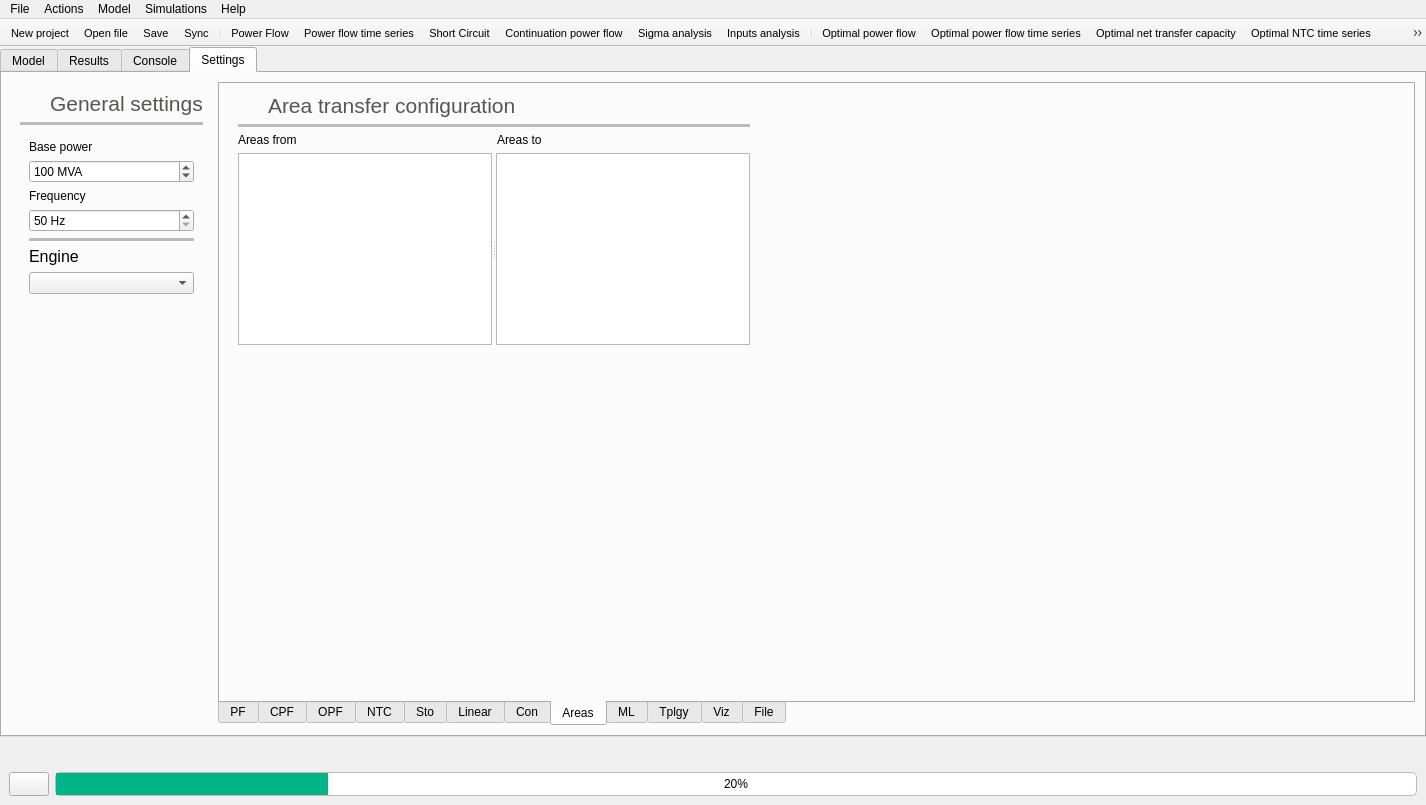
First picture: the form in src/GridCal/Gui/Main/MainWindow.ui, repository SanPen/GridCal, before the edit.
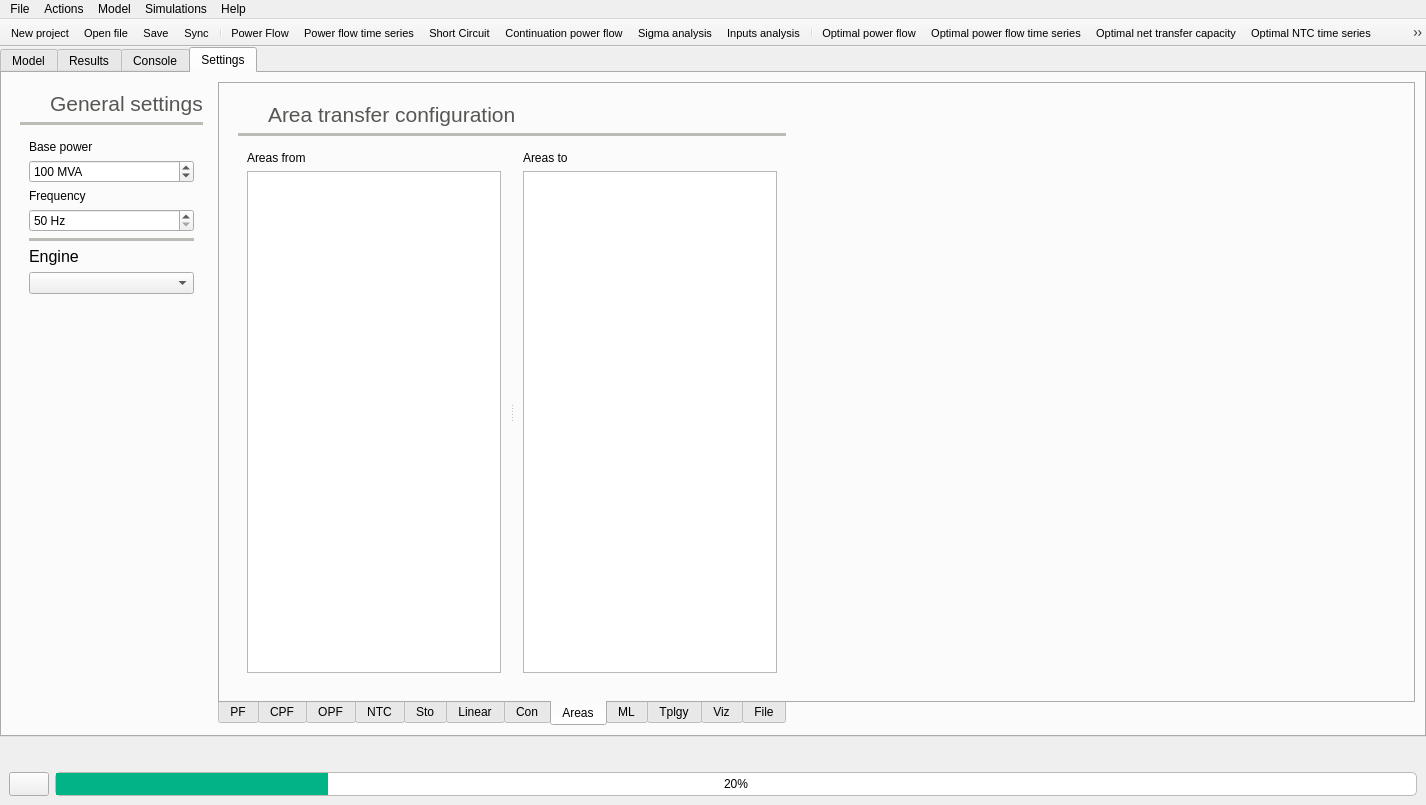
Second picture: the form after the edit. The open tabs and pages were chosen to show the change. Icons and pictures are not drawn.

Commit message: Removed unused opf GUI option Improve clustering integration with OPF

```diff
--- a/src/GridCal/Gui/Main/MainWindow.ui
+++ b/src/GridCal/Gui/Main/MainWindow.ui
@@ -5373,11 +5373,58 @@
               <property name="frameShadow">
                <enum>QFrame::Raised</enum>
               </property>
-              <layout class="QGridLayout" name="gridLayout_11">
-               <property name="topMargin">
-                <number>0</number>
-               </property>
-               <item row="1" column="1">
+              <layout class="QGridLayout" name="gridLayout_4">
+               <item row="1" column="0" colspan="2">
+                <widget class="Line" name="line_26">
+                 <property name="palette">
+                  <palette>
+                   <active>
+                    <colorrole role="WindowText">
+                     <brush brushstyle="SolidPattern">
+                      <color alpha="255">
+                       <red>186</red>
+                       <green>189</green>
+                       <blue>182</blue>
+                      </color>
+                     </brush>
+                    </colorrole>
+                   </active>
+                   <inactive>
+                    <colorrole role="WindowText">
+                     <brush brushstyle="SolidPattern">
+                      <color alpha="255">
+                       <red>186</red>
+                       <green>189</green>
+                       <blue>182</blue>
+                      </color>
+                     </brush>
+                    </colorrole>
+                   </inactive>
+                   <disabled>
+                    <colorrole role="WindowText">
+                     <brush brushstyle="SolidPattern">
+                      <color alpha="255">
+                       <red>190</red>
+                       <green>190</green>
+                       <blue>190</blue>
+                      </color>
+                     </brush>
+                    </colorrole>
+                   </disabled>
+                  </palette>
+                 </property>
+                 <property name="frameShadow">
+                  <enum>QFrame::Plain</enum>
+                 </property>
+                 <property name="lineWidth">
+                  <number>4</number>
+                 </property>
+                 <property name="orientation">
+                  <enum>Qt::Horizontal</enum>
+                 </property>
+                </widget>
+               </item>
+               <item row="0" column="1">
                 <widget class="QLabel" name="label_95">
                  <property name="palette">
                   <palette>
@@ -5426,7 +5473,7 @@
                  </property>
                 </widget>
                </item>
-               <item row="1" column="0">
+               <item row="0" column="0">
                 <widget class="QLabel" name="label_92">
                  <property name="minimumSize">
                   <size>
@@ -5451,116 +5498,53 @@
                  </property>
                 </widget>
                </item>
-               <item row="2" column="0" colspan="3">
-                <widget class="Line" name="line_26">
-                 <property name="palette">
-                  <palette>
-                   <active>
-                    <colorrole role="WindowText">
-                     <brush brushstyle="SolidPattern">
-                      <color alpha="255">
-                       <red>186</red>
-                       <green>189</green>
-                       <blue>182</blue>
-                      </color>
-                     </brush>
-                    </colorrole>
-                   </active>
-                   <inactive>
-                    <colorrole role="WindowText">
-                     <brush brushstyle="SolidPattern">
-                      <color alpha="255">
-                       <red>186</red>
-                       <green>189</green>
-                       <blue>182</blue>
-                      </color>
-                     </brush>
-                    </colorrole>
-                   </inactive>
-                   <disabled>
-                    <colorrole role="WindowText">
-                     <brush brushstyle="SolidPattern">
-                      <color alpha="255">
-                       <red>190</red>
-                       <green>190</green>
-                       <blue>190</blue>
-                      </color>
-                     </brush>
-                    </colorrole>
-                   </disabled>
-                  </palette>
-                 </property>
-                 <property name="frameShadow">
-                  <enum>QFrame::Plain</enum>
-                 </property>
-                 <property name="lineWidth">
-                  <number>4</number>
-                 </property>
+               <item row="2" column="0" colspan="2">
+                <widget class="QSplitter" name="splitter_2">
                  <property name="orientation">
                   <enum>Qt::Horizontal</enum>
                  </property>
-                </widget>
-               </item>
-               <item row="3" column="0" colspan="3">
-                <widget class="QFrame" name="frame_63">
-                 <property name="frameShape">
-                  <enum>QFrame::NoFrame</enum>
-                 </property>
-                 <property name="frameShadow">
-                  <enum>QFrame::Raised</enum>
-                 </property>
-                 <layout class="QGridLayout" name="gridLayout_4">
-                  <property name="leftMargin">
-                   <number>0</number>
+                 <widget class="QFrame" name="frame_34">
+                  <property name="frameShape">
+                   <enum>QFrame::NoFrame</enum>
                   </property>
-                  <property name="topMargin">
-                   <number>0</number>
+                  <property name="frameShadow">
+                   <enum>QFrame::Raised</enum>
                   </property>
-                  <property name="rightMargin">
-                   <number>0</number>
-                  </property>
-                  <property name="bottomMargin">
-                   <number>0</number>
-                  </property>
-                  <item row="0" column="0">
-                   <widget class="QLabel" name="label_41">
-                    <property name="text">
-                     <string>Areas from</string>
-                    </property>
-                   </widget>
-                  </item>
-                  <item row="0" column="1">
-                   <widget class="QLabel" name="label_21">
-                    <property name="text">
-                     <string>Areas to</string>
-                    </property>
-                   </widget>
-                  </item>
-                  <item row="1" column="0" colspan="2">
-                   <widget class="QSplitter" name="splitter_2">
-                    <property name="orientation">
-                     <enum>Qt::Horizontal</enum>
-                    </property>
+                  <layout class="QVBoxLayout" name="verticalLayout_29">
+                   <item>
+                    <widget class="QLabel" name="label_41">
+                     <property name="text">
+                      <string>Areas from</string>
+                     </property>
+                    </widget>
+                   </item>
+                   <item>
                     <widget class="QListView" name="areaFromListView"/>
+                   </item>
+                  </layout>
+                 </widget>
+                 <widget class="QFrame" name="frame_35">
+                  <property name="frameShape">
+                   <enum>QFrame::NoFrame</enum>
+                  </property>
+                  <property name="frameShadow">
+                   <enum>QFrame::Raised</enum>
+                  </property>
+                  <layout class="QVBoxLayout" name="verticalLayout_19">
+                   <item>
+                    <widget class="QLabel" name="label_21">
+                     <property name="text">
+                      <string>Areas to</string>
+                     </property>
+                    </widget>
+                   </item>
+                   <item>
                     <widget class="QListView" name="areaToListView"/>
-                   </widget>
-                  </item>
-                 </layout>
+                   </item>
+                  </layout>
+                 </widget>
                 </widget>
                </item>
-               <item row="4" column="1">
-                <spacer name="verticalSpacer_5">
-                 <property name="orientation">
-                  <enum>Qt::Vertical</enum>
-                 </property>
-                 <property name="sizeHint" stdset="0">
-                  <size>
-                   <width>20</width>
-                   <height>40</height>
-                  </size>
-                 </property>
-                </spacer>
-               </item>
               </layout>
              </widget>
             </item>
```
Left out of the diff: 173 changed lines with no effect on the pictures. The commit also changes 7 other files.
